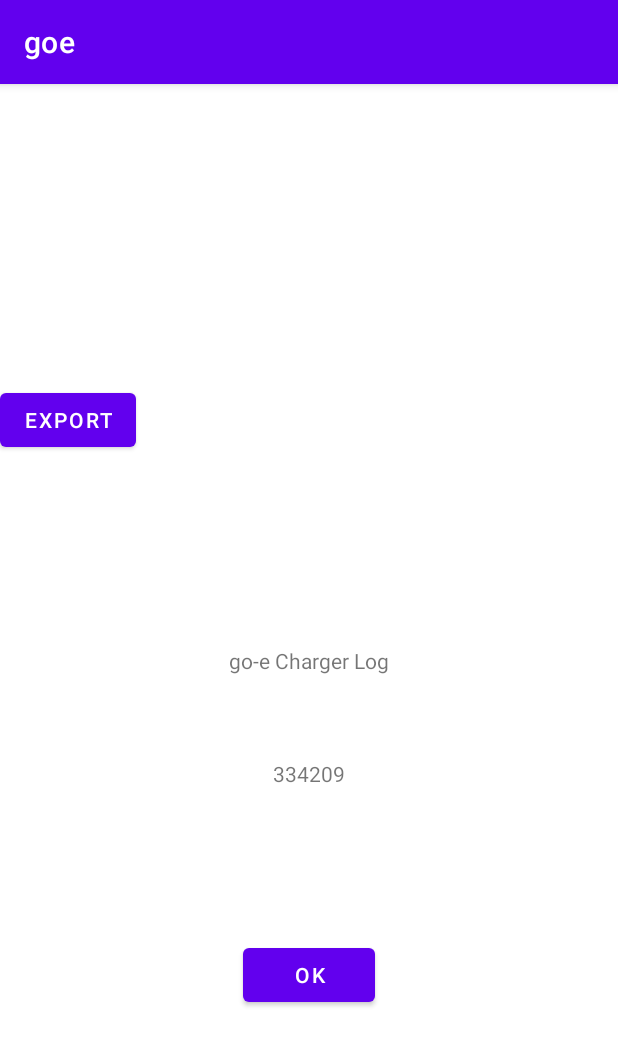
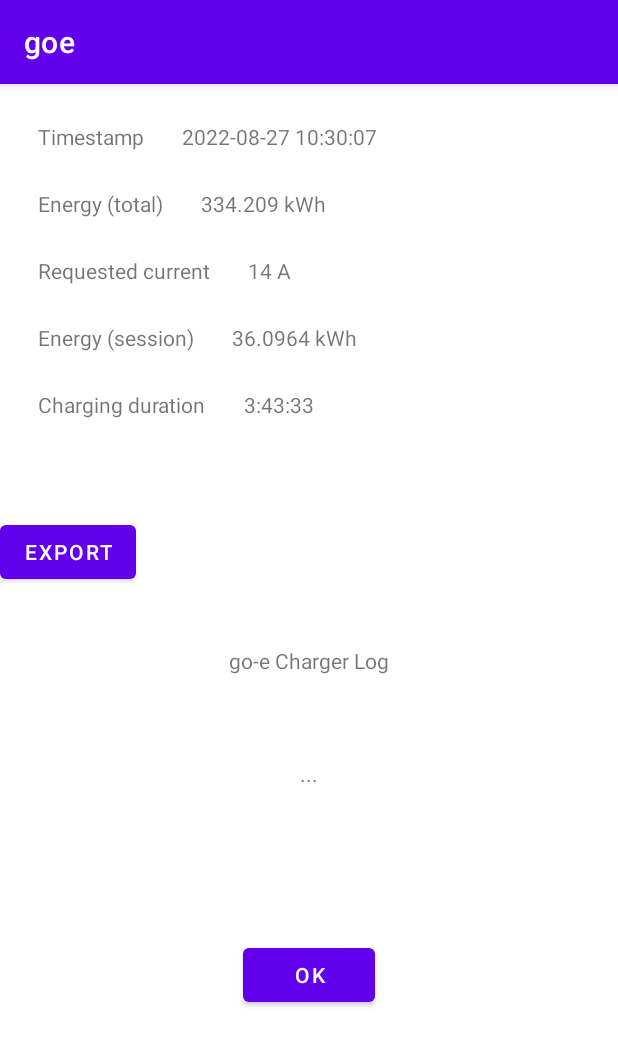
Before and after one commit to AndreasWoe/android, an Android app: the screen it shows after launch (MainActivity), after a tap on "OK", on a phone screen of 412 x 824 dp. Shown: the top 1046 px of the screen. Run offline under Robolectric (Android 15) with nearby library versions, the phone set to English and light mode, and no system bars.

Commit message:
formatted gui output

```diff
--- a/goe/app/src/main/java/com/example/goe/MainActivity.java
+++ b/goe/app/src/main/java/com/example/goe/MainActivity.java
@@ -23,7 +23,7 @@ import java.util.concurrent.Executors;
 
 public class MainActivity extends AppCompatActivity {
 
-    private Session s = new Session();
+    private SessionData s = new SessionData();
 
     @Override
     protected void onCreate(Bundle savedInstanceState) {
@@ -91,8 +91,24 @@ public class MainActivity extends AppCompatActivity {
     public void hello() {
         Log.i("goe", "Hello");
 
-        TextView c = findViewById(R.id.txtConsole);
-        c.setText(String.valueOf(s.getEto()));
+        //TextView c = findViewById(R.id.txtConsole);
+        //c.setText(String.valueOf(s.getEto()));
+
+        TextView time = findViewById(R.id.txtTimestamp);
+        time.setText(String.valueOf(s.getTimestamp()));
+        TextView eto = findViewById(R.id.txtEto);
+        eto.setText(String.valueOf(s.getEto() / 1000.0) + " kWh");
+        TextView amp = findViewById(R.id.txtAmp);
+        amp.setText(String.valueOf(s.getAmp()) + " A");
+        TextView wh = findViewById(R.id.txtWh);
+        wh.setText(String.valueOf(s.getWh() / 1000.0) + " kWh");
+        TextView cdi = findViewById(R.id.txtCdi);
+        int seconds = (int)(s.getCdi() / 1000);
+        int sc = seconds % 60;
+        int m = (seconds / 60) % 60;
+        int h = (seconds / (60 * 60)) % 24;
+
+        cdi.setText(String.valueOf(h) + ":" + String.valueOf(m) + ":" + String.valueOf(sc));
     }
 
     public void btnOkClick(View view) {
@@ -100,7 +116,7 @@ public class MainActivity extends AppCompatActivity {
 
         MyHTTPRequest http = new MyHTTPRequest(MainActivity.this);
         http.setTxtOut(txtConsole);
-        http.setSession(s);
+        http.setSessionData(s);
         ExecutorService mExecutor = Executors.newSingleThreadExecutor();
         mExecutor.execute(http);
     }
--- a/goe/app/src/main/java/com/example/goe/MyHTTPRequest.java
+++ b/goe/app/src/main/java/com/example/goe/MyHTTPRequest.java
@@ -1,6 +1,5 @@
 package com.example.goe;
 
-import android.app.Activity;
 import android.util.Log;
 import android.widget.TextView;
 
@@ -14,6 +13,10 @@ import java.io.InputStream;
 import java.io.InputStreamReader;
 import java.net.HttpURLConnection;
 import java.net.URL;
+import java.text.SimpleDateFormat;
+import java.util.Calendar;
+import java.util.Date;
+import java.util.Locale;
 
 public class MyHTTPRequest implements Runnable {
     TextView txtOut;
@@ -21,15 +24,10 @@ public class MyHTTPRequest implements Runnable {
     String data;
     boolean r = true;
 
-    public Session getSession() {
-        return s;
-    }
-
-    public void setSession(Session s) {
+    private SessionData s;
+    public void setSessionData(SessionData s) {
         this.s = s;
     }
-
-    private Session s;
 
     public void setTxtOut(TextView txtOut) {
         this.txtOut = txtOut;
@@ -66,6 +64,8 @@ public class MyHTTPRequest implements Runnable {
                     Log.e("goe", ex.getMessage());
 
                     //activate dummy data
+                    //{"tpa":0,"sse":"101004","eto":333661,"amp":14,"wh":35546.84,"cdi":{"type":0,"value":44940},"nrg":[227,228,227,1,13.8,14.1,13.9,3200,3200,3200,0,9730,100,100,100,9]}
+                    //{"tpa":0,"sse":"101004","eto":334209,"amp":14,"wh":36096.4,"cdi":{"type":1,"value":13413609},"nrg":[231,230,231,1,0,0,0,0,0,0,0,0,0,0,0,0]}
                     data = "{\"tpa\":0,\"sse\":\"101004\",\"eto\":334209,\"amp\":14,\"wh\":36096.4,\"cdi\":{\"type\":1,\"value\":13413609},\"nrg\":[231,230,231,1,0,0,0,0,0,0,0,0,0,0,0,0]}";
                 } finally {
                     urlConnection.disconnect();
@@ -91,7 +91,22 @@ public class MyHTTPRequest implements Runnable {
 
                 int nrg_0 = nrg.getInt(0);
 
+                //fill session data object
+                //---timestamp
+                Date c = Calendar.getInstance().getTime();
+                SimpleDateFormat df = new SimpleDateFormat("yyyy-MM-dd HH:mm:ss", Locale.getDefault());
+                s.setTimestamp(df.format(c));
+                //---energy total [Wh]
                 s.setEto(eto);
+                //---requested current [A]
+                s.setAmp(amp);
+                //---energy since car connected [Wh]
+                s.setWh(wh);
+                //---charging duration info [ms]
+                if(cdi_type == 1)
+                    s.setCdi(cdi_value);
+                else
+                    s.setCdi(0);
 
                 Log.i("goe", String.valueOf(eto));
             }
--- a/goe/app/src/main/java/com/example/goe/Session.java
+++ /dev/null
@@ -1,13 +0,0 @@
-package com.example.goe;
-
-public class Session {
-    public int getEto() {
-        return eto;
-    }
-
-    public void setEto(int eto) {
-        this.eto = eto;
-    }
-
-    private int eto;
-}
--- /dev/null
+++ b/goe/app/src/main/java/com/example/goe/SessionData.java
@@ -0,0 +1,50 @@
+package com.example.goe;
+
+public class SessionData {
+
+    private String timestamp;
+    private double eto;
+    private int amp;
+    private double wh;
+    private double cdi;
+
+    public double getEto() {
+        return eto;
+    }
+
+    public void setEto(double eto) {
+        this.eto = eto;
+    }
+
+    public String getTimestamp() {
+        return timestamp;
+    }
+
+    public void setTimestamp(String timestamp) {
+        this.timestamp = timestamp;
+    }
+
+    public int getAmp() {
+        return amp;
+    }
+
+    public void setAmp(int amp) {
+        this.amp = amp;
+    }
+
+    public double getWh() {
+        return wh;
+    }
+
+    public void setWh(double wh) {
+        this.wh = wh;
+    }
+
+    public double getCdi() {
+        return cdi;
+    }
+
+    public void setCdi(double cdi) {
+        this.cdi = cdi;
+    }
+}
--- a/goe/app/src/main/res/layout/activity_main.xml
+++ b/goe/app/src/main/res/layout/activity_main.xml
@@ -42,10 +42,110 @@
         android:id="@+id/btnExport"
         android:layout_width="wrap_content"
         android:layout_height="wrap_content"
-        android:layout_marginTop="200dp"
+        android:layout_marginTop="288dp"
         android:onClick="btnExportClick"
         android:text="Export"
         app:layout_constraintTop_toTopOf="parent"
         tools:layout_editor_absoluteX="158dp" />
 
+    <TextView
+        android:id="@+id/textView"
+        android:layout_width="wrap_content"
+        android:layout_height="wrap_content"
+        android:layout_marginStart="25dp"
+        android:layout_marginTop="25dp"
+        android:text="Timestamp"
+        app:layout_constraintStart_toStartOf="parent"
+        app:layout_constraintTop_toTopOf="parent" />
+
+    <TextView
+        android:id="@+id/txtTimestamp"
+        android:layout_width="wrap_content"
+        android:layout_height="wrap_content"
+        android:layout_marginStart="25dp"
+        android:layout_marginTop="25dp"
+        android:text="-"
+        app:layout_constraintStart_toEndOf="@+id/textView"
+        app:layout_constraintTop_toTopOf="parent" />
+
+    <TextView
+        android:id="@+id/textView5"
+        android:layout_width="wrap_content"
+        android:layout_height="wrap_content"
+        android:layout_marginStart="25dp"
+        android:layout_marginTop="25dp"
+        android:text="Energy (total)"
+        app:layout_constraintStart_toStartOf="parent"
+        app:layout_constraintTop_toBottomOf="@+id/textView" />
+
+    <TextView
+        android:id="@+id/txtEto"
+        android:layout_width="wrap_content"
+        android:layout_height="wrap_content"
+        android:layout_marginStart="25dp"
+        android:layout_marginTop="25dp"
+        android:text="-"
+        app:layout_constraintStart_toEndOf="@+id/textView5"
+        app:layout_constraintTop_toBottomOf="@+id/txtTimestamp" />
+
+    <TextView
+        android:id="@+id/textView6"
+        android:layout_width="wrap_content"
+        android:layout_height="wrap_content"
+        android:layout_marginStart="25dp"
+        android:layout_marginTop="25dp"
+        android:text="Requested current"
+        app:layout_constraintStart_toStartOf="parent"
+        app:layout_constraintTop_toBottomOf="@+id/textView5" />
+
+    <TextView
+        android:id="@+id/txtAmp"
+        android:layout_width="wrap_content"
+        android:layout_height="wrap_content"
+        android:layout_marginStart="25dp"
+        android:layout_marginTop="25dp"
+        android:text="-"
+        app:layout_constraintStart_toEndOf="@+id/textView6"
+        app:layout_constraintTop_toBottomOf="@+id/txtEto" />
+
+    <TextView
+        android:id="@+id/textView8"
+        android:layout_width="wrap_content"
+        android:layout_height="wrap_content"
+        android:layout_marginStart="25dp"
+        android:layout_marginTop="25dp"
+        android:text="Energy (session)"
+        app:layout_constraintStart_toStartOf="parent"
+        app:layout_constraintTop_toBottomOf="@+id/textView6" />
+
+    <TextView
+        android:id="@+id/txtWh"
+        android:layout_width="wrap_content"
+        android:layout_height="wrap_content"
+        android:layout_marginStart="25dp"
+        android:layout_marginTop="25dp"
+        android:text="-"
+        app:layout_constraintStart_toEndOf="@+id/textView8"
+        app:layout_constraintTop_toBottomOf="@+id/txtAmp" />
+
+    <TextView
+        android:id="@+id/textView10"
+        android:layout_width="wrap_content"
+        android:layout_height="wrap_content"
+        android:layout_marginStart="25dp"
+        android:layout_marginTop="25dp"
+        android:text="Charging duration"
+        app:layout_constraintStart_toStartOf="parent"
+        app:layout_constraintTop_toBottomOf="@+id/textView8" />
+
+    <TextView
+        android:id="@+id/txtCdi"
+        android:layout_width="wrap_content"
+        android:layout_height="wrap_content"
+        android:layout_marginStart="25dp"
+        android:layout_marginTop="25dp"
+        android:text="-"
+        app:layout_constraintStart_toEndOf="@+id/textView10"
+        app:layout_constraintTop_toBottomOf="@+id/txtWh" />
+
 </androidx.constraintlayout.widget.ConstraintLayout>
```
